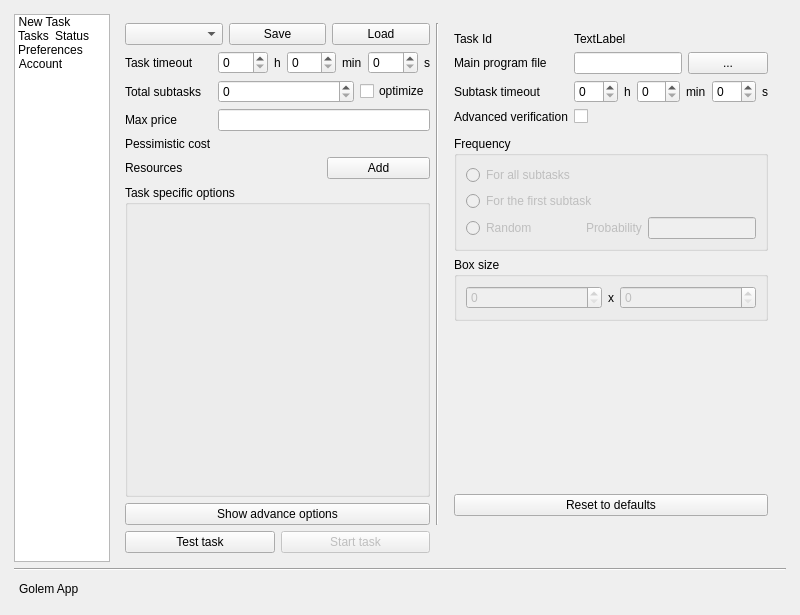
Above: gnr/ui/AppMainWindow.ui from golemfactory/clay before the change. Below: the same form after it.
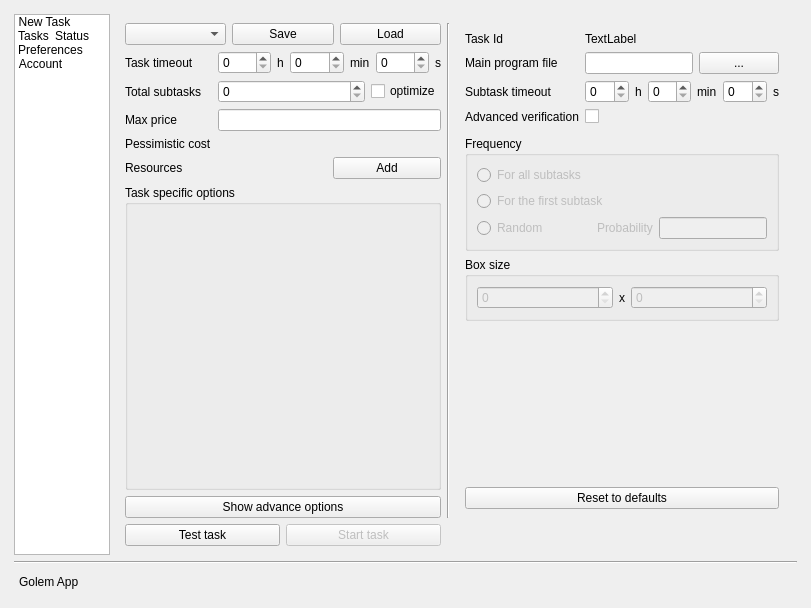
That is the form after the change. Icons and pictures are not drawn. Custom widgets are drawn as their Qt base class.

Commit message: left side won't resize anymore

What changed in the file:
```diff
--- a/gnr/ui/AppMainWindow.ui
+++ b/gnr/ui/AppMainWindow.ui
@@ -6,8 +6,8 @@
    <rect>
     <x>0</x>
     <y>0</y>
-    <width>800</width>
-    <height>615</height>
+    <width>811</width>
+    <height>608</height>
    </rect>
   </property>
   <property name="sizePolicy">
@@ -49,7 +49,7 @@
         <item>
          <widget class="QListWidget" name="listWidget">
           <property name="sizePolicy">
-           <sizepolicy hsizetype="Maximum" vsizetype="Expanding">
+           <sizepolicy hsizetype="Fixed" vsizetype="Minimum">
             <horstretch>0</horstretch>
             <verstretch>0</verstretch>
            </sizepolicy>
@@ -57,7 +57,7 @@
           <property name="minimumSize">
            <size>
             <width>96</width>
-            <height>0</height>
+            <height>540</height>
            </size>
           </property>
           <property name="maximumSize">
```
